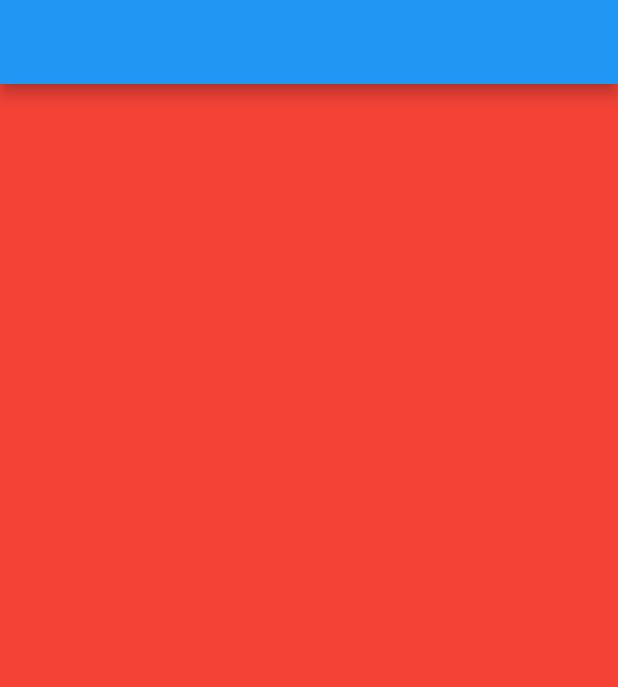
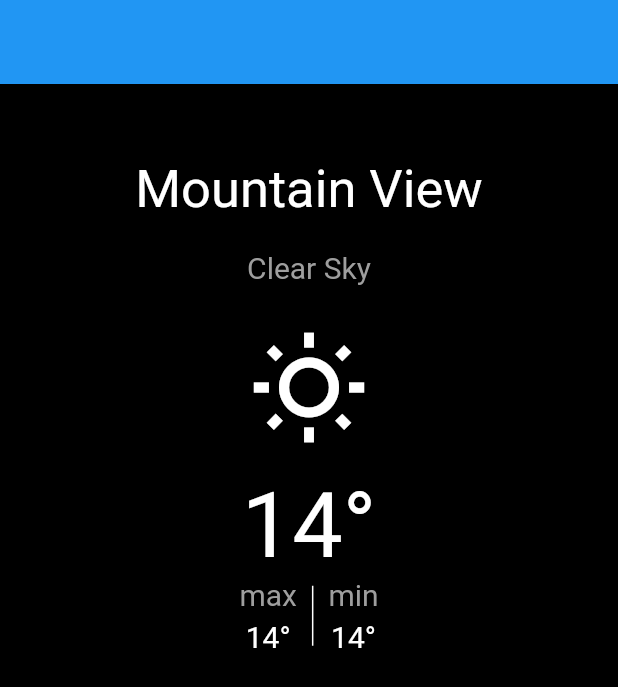
Before and after one commit to omidkarami77/weather_, a Flutter app: the screen it shows after launch, on a phone screen of 412 x 824 dp. Shown: the top 687 px of the screen. Run offline on Flutter 3.47's test engine with Material 2 defaults, Android fonts, the phone set to English and light mode, and no system bars.

Commit message:
design HomePage

```diff
--- a/lib/main.dart
+++ b/lib/main.dart
@@ -22,7 +22,92 @@ class MyApp extends StatelessWidget {
   Widget build(BuildContext context) {
     return Scaffold(
       appBar: AppBar(),
-      body: Container(color: Colors.red),
+      body: Container(
+          child: Center(
+            child: Column(
+              children: [
+                Padding(
+                  padding: const EdgeInsets.only(top: 50),
+                  child: Text(
+                    "Mountain View",
+                    style: TextStyle(color: Colors.white, fontSize: 35),
+                  ),
+                ),
+                Padding(
+                  padding: const EdgeInsets.only(top: 20),
+                  child: Text(
+                    "Clear Sky",
+                    style: TextStyle(color: Colors.grey, fontSize: 20),
+                  ),
+                ),
+                Padding(
+                  padding: const EdgeInsets.only(top: 30.0),
+                  child: Icon(
+                    Icons.wb_sunny_outlined,
+                    color: Colors.white,
+                    size: 80,
+                  ),
+                ),
+                Padding(
+                  padding: const EdgeInsets.only(top: 15.0),
+                  child: Text(
+                    "14" + "\u00b0",
+                    style: TextStyle(color: Colors.white, fontSize: 60),
+                  ),
+                ),
+                Row(
+                  mainAxisAlignment: MainAxisAlignment.center,
+                  children: [
+                    Column(
+                      children: [
+                        Text(
+                          "max",
+                          style: TextStyle(
+                            color: Colors.grey,
+                            fontSize: 20,
+                          ),
+                        ),
+                        Padding(
+                          padding: const EdgeInsets.only(top: 5.0),
+                          child: Text(
+                            "14" + "\u00b0",
+                            style: TextStyle(color: Colors.white, fontSize: 20),
+                          ),
+                        ),
+                      ],
+                    ),
+                    Padding(
+                      padding: const EdgeInsets.only(left: 10, right: 10),
+                      child: Container(
+                        width: 1,
+                        height: 40,
+                        color: Colors.white,
+                      ),
+                    ),
+                    Column(
+                      children: [
+                        Text(
+                          "min",
+                          style: TextStyle(
+                            color: Colors.grey,
+                            fontSize: 20,
+                          ),
+                        ),
+                        Padding(
+                          padding: const EdgeInsets.only(top: 5.0),
+                          child: Text(
+                            "14" + "\u00b0",
+                            style: TextStyle(color: Colors.white, fontSize: 20),
+                          ),
+                        ),
+                      ],
+                    ),
+                  ],
+                )
+              ],
+            ),
+          ),
+          color: Colors.black),
     );
   }
 }
--- a/pubspec.yaml
+++ b/pubspec.yaml
@@ -44,7 +44,6 @@ dev_dependencies:
   # activated in the `analysis_options.yaml` file located at the root of your
   # package. See that file for information about deactivating specific lint
   # rules and activating additional ones.
-  flutter_lints: ^2.0.0
 
 # For information on the generic Dart part of this file, see the
 # following page: https://dart.dev/tools/pub/pubspec
```
Also changed, not shown: pubspec.lock.
